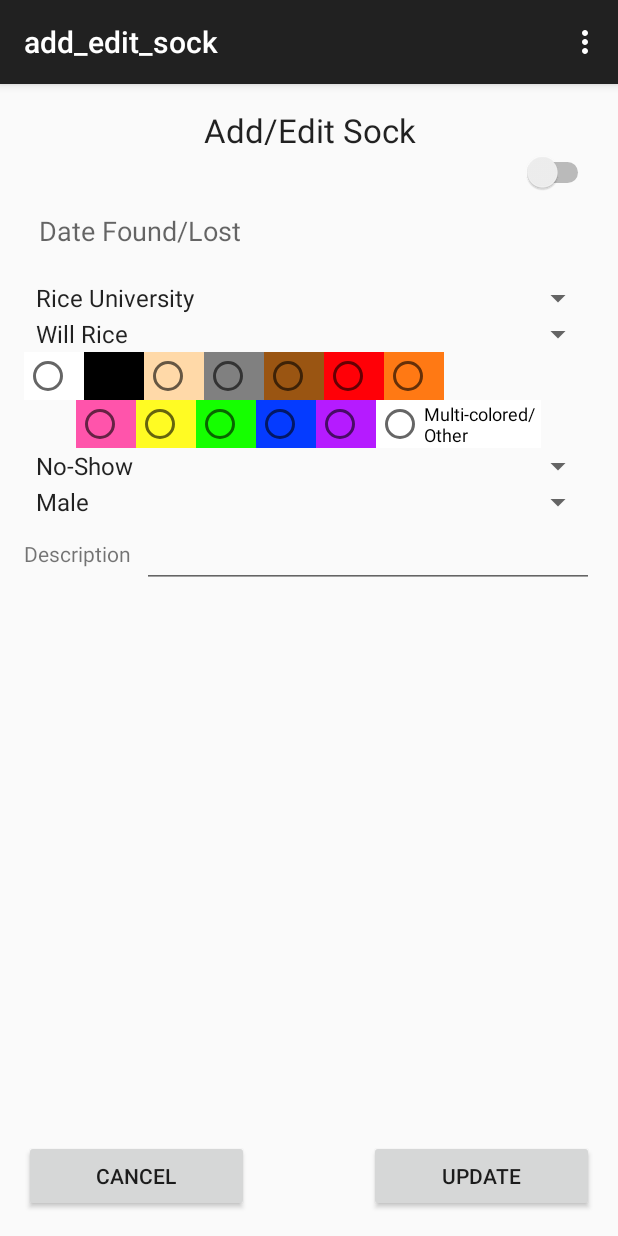
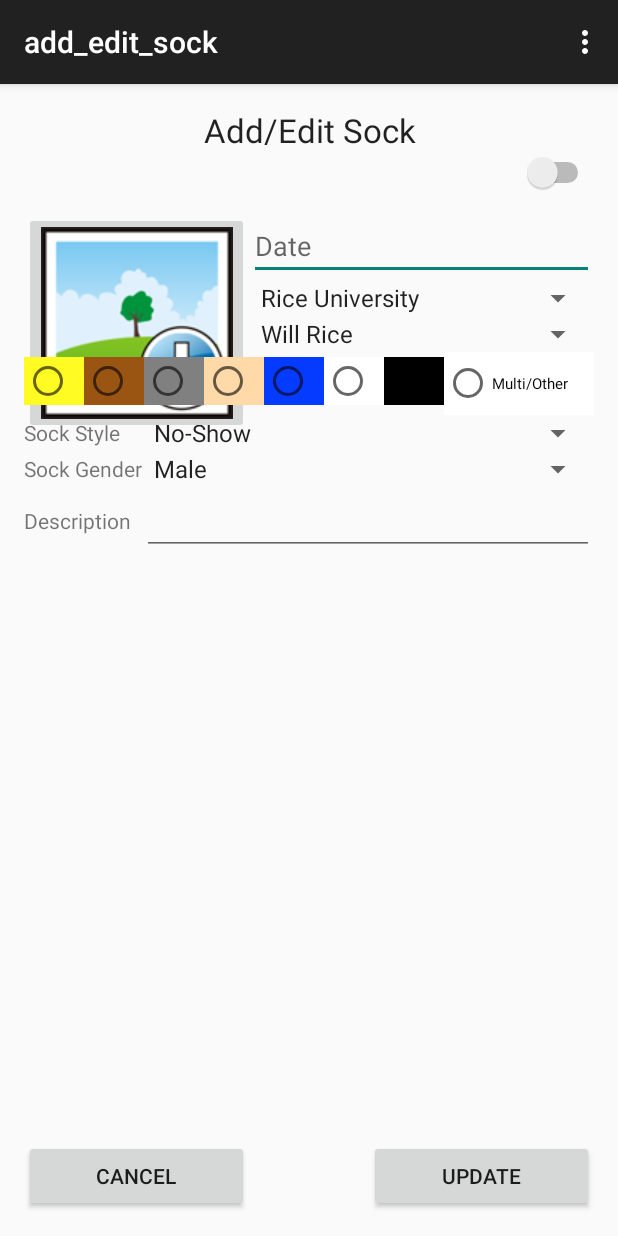
Before and after one commit to ase1/Missing-Sock, an Android app: the screen it shows after launch (add_edit_sock), on a phone screen of 412 x 824 dp. Run offline under Robolectric (Android 15) with nearby library versions, the phone set to English and light mode, and no system bars.

Commit message:
more stuff

```diff
--- /dev/null
+++ b/MissingSocks/android/app/src/main/java/com/aelsey/missingsocks/Sock.java
@@ -0,0 +1,29 @@
+package com.aelsey.missingsocks;
+
+/**
+ * Created by Roshni on 2/1/2015.
+ */
+public class Sock {
+
+    private CharSequence date;
+    private boolean lostFound;
+    private String university;
+    private String laundryroom;
+    private String color;
+    private String style;
+    private String gender;
+    private String description;
+
+    public Sock(CharSequence date, boolean lostFound, String university, String laundryroom,
+                String color, String style, String gender, String description) {
+        this.date = date;
+        this.lostFound = lostFound;
+        this.university = university;
+        this.laundryroom = laundryroom;
+        this.color = color;
+        this.style = style;
+        this.gender = gender;
+        this.description = description;
+    }
+
+}
--- a/MissingSocks/android/app/src/main/java/com/aelsey/missingsocks/add_edit_sock.java
+++ b/MissingSocks/android/app/src/main/java/com/aelsey/missingsocks/add_edit_sock.java
@@ -11,7 +11,14 @@ import android.view.View;
 import android.widget.Button;
 import android.widget.CheckBox;
 import android.widget.EditText;
+import android.widget.RadioButton;
+import android.widget.RadioGroup;
+import android.widget.Spinner;
+import android.widget.Switch;
 import android.widget.TextView;
+
+import org.json.JSONException;
+import org.json.JSONObject;
 
 
 public class add_edit_sock extends ActionBarActivity {
@@ -50,17 +57,58 @@ public class add_edit_sock extends ActionBarActivity {
     public void testClick(View v) {
         // The code to be executed on click
 
+        EditText date_obj = (EditText) findViewById(R.id.date);
+        CharSequence date_val = date_obj.getText();
+        System.out.println(date_val);
+
+        Switch switch_obj = (Switch) findViewById(R.id.lostfound);
+        Boolean switch_val = switch_obj.isChecked();
+        System.out.println(switch_val);
+
+        Spinner university_obj = (Spinner) findViewById(R.id.universities);
+        String university_val = university_obj.getSelectedItem().toString();
+        System.out.println(university_val);
+
+        Spinner laundryroom_obj = (Spinner) findViewById(R.id.laundryrooms);
+        String laundryroom_val = laundryroom_obj.getSelectedItem().toString();
+        System.out.println(laundryroom_val);
+
+        RadioGroup radio1_obj = (RadioGroup) findViewById(R.id.radiogroup);
+        int selectedId = radio1_obj.getCheckedRadioButtonId();
+        View radbutton=  findViewById(selectedId);
+        String radio1_longstring = radbutton.toString();
+        int idx = radio1_longstring.indexOf("id/");
+        String radio1_selected = radio1_longstring.substring(idx+3, radio1_longstring.length() - 1);
+        System.out.println(radio1_selected);
+
+        Spinner style_obj = (Spinner) findViewById(R.id.style_dropdown);
+        String style_val = style_obj.getSelectedItem().toString();
+        System.out.println(style_val);
+
+        Spinner gender_obj = (Spinner) findViewById(R.id.gender_dropdown);
+        String gender_val = gender_obj.getSelectedItem().toString();
+        System.out.println(gender_val);
+
+        EditText description_obj = (EditText) findViewById(R.id.description);
+        CharSequence description_val = description_obj.getText();
+        System.out.println(description_val);
 
 
-        EditText date_obj = (EditText) findViewById(R.id.date);
-        CharSequence date_val = date_obj.getText();
-        System.out.println("Hi");
-        if (date_val == null){
-            alertmessage("Blank Date"); System.out.println("if statement");
+        JSONObject jo = new JSONObject();
+        try {
+            jo.put("firstName", "John");
+            jo.put("lastName", "Doe");
+        }
+        catch (JSONException e) {
+            System.out.println("error json");
         }
 
+        /*if (date_val == null){
+            alertmessage("Blank Date");
+        }*/
+
     }
-    public void alertmessage(String message) {
+    /*public void alertmessage(String message) {
 
         AlertDialog.Builder alertDialogBuilder = new AlertDialog.Builder(
                 context);
@@ -85,5 +133,5 @@ public class add_edit_sock extends ActionBarActivity {
 
         // show it
         alertDialog.show();
-    }
+    }*/
 }
--- a/MissingSocks/android/app/src/main/res/layout/activity_add_edit_sock.xml
+++ b/MissingSocks/android/app/src/main/res/layout/activity_add_edit_sock.xml
@@ -23,24 +23,12 @@
         android:ems="10"
         android:id="@+id/date"
         android:layout_below="@+id/addeditsock"
-        android:layout_alignRight="@+id/addeditsock"
-        android:layout_alignEnd="@+id/addeditsock"
         android:layout_marginTop="40dp"
-        android:layout_toRightOf="@+id/lostfound"
-        android:layout_toEndOf="@+id/lostfound" />
-
-    <TextView
-        android:layout_width="wrap_content"
-        android:layout_height="wrap_content"
-        android:textAppearance="?android:attr/textAppearanceMedium"
-        android:text="Date Found/Lost"
-        android:id="@+id/date_label"
-        android:layout_marginLeft="10dp"
-        android:layout_alignTop="@+id/date"
-        android:layout_alignBottom="@+id/date"
-        android:layout_toLeftOf="@+id/date"
-        android:layout_toEndOf="@+id/imageButton"
-        android:layout_toRightOf="@+id/imageButton" />
+        android:layout_alignRight="@+id/universities"
+        android:layout_alignEnd="@+id/universities"
+        android:hint="Date"
+        android:layout_toRightOf="@+id/imageButton"
+        android:layout_toEndOf="@+id/imageButton" />
 
     <Spinner
         android:id="@+id/universities"
@@ -50,7 +38,9 @@
         android:prompt="@string/university"
         android:layout_below="@+id/date"
         android:layout_alignParentRight="true"
-        android:layout_alignParentEnd="true" />
+        android:layout_alignParentEnd="true"
+        android:layout_toEndOf="@+id/cancel_button"
+        android:layout_toRightOf="@+id/cancel_button" />
 
     <Spinner
         android:id="@+id/laundryrooms"
@@ -60,110 +50,9 @@
         android:prompt="@string/laundryrooms"
         android:layout_below="@+id/universities"
         android:layout_alignParentRight="true"
-        android:layout_alignParentEnd="true" />
-    <RadioGroup
-
-        android:id="@+id/radiogroup"
-        android:layout_width="match_parent"
-        android:layout_height="wrap_content"
-        android:orientation="horizontal"
-        android:layout_below="@+id/laundryrooms"
-        android:layout_alignRight="@+id/update_button"
-        android:layout_alignEnd="@+id/update_button">
-
-    <RadioButton
-        android:layout_width="40sp"
-        android:layout_height="wrap_content"
-        android:id="@+id/white"
-        android:background="#ffffffff" />
-
-    <RadioButton
-        android:layout_width="40sp"
-        android:layout_height="wrap_content"
-        android:id="@+id/black"
-        android:background="#ff000000"
-        android:layout_gravity="center_horizontal" />
-
-    <RadioButton
-        android:layout_width="40sp"
-        android:layout_height="wrap_content"
-        android:id="@+id/beige"
-        android:background="#ffffd9a8"/>
-
-    <RadioButton
-        android:layout_width="40sp"
-        android:layout_height="wrap_content"
-        android:id="@+id/gray"
-        android:background="#ff808080"/>
-
-    <RadioButton
-        android:layout_width="40sp"
-        android:layout_height="wrap_content"
-        android:id="@+id/brown"
-        android:background="#ff9a5512"/>
-
-    <RadioButton
-        android:layout_width="40sp"
-        android:layout_height="wrap_content"
-        android:id="@+id/red"
-        android:background="#ffff0007"/>
-
-    <RadioButton
-        android:layout_width="40sp"
-        android:layout_height="wrap_content"
-        android:id="@+id/orange"
-        android:background="#ffff7914"/>
-    </RadioGroup>
-
-    <RadioGroup
-
-        android:id="@+id/radiogroup2"
-        android:layout_width="match_parent"
-        android:layout_height="wrap_content"
-        android:gravity="center"
-        android:orientation="horizontal"
-        android:layout_below="@+id/radiogroup"
-        android:layout_alignParentLeft="true"
-        android:layout_alignParentStart="true">
-
-    <RadioButton
-        android:layout_width="40sp"
-        android:layout_height="wrap_content"
-        android:id="@+id/pink"
-        android:background="#ffff54ab" />
-
-    <RadioButton
-        android:layout_width="40sp"
-        android:layout_height="wrap_content"
-        android:id="@+id/yellow"
-        android:background="#fffffb23" />
-
-    <RadioButton
-        android:layout_width="40sp"
-        android:layout_height="wrap_content"
-        android:id="@+id/green"
-        android:background="#ff15ff00" />
-
-    <RadioButton
-        android:layout_width="40sp"
-        android:layout_height="wrap_content"
-        android:id="@+id/blue"
-        android:background="#ff053bff" />
-
-    <RadioButton
-        android:layout_width="40sp"
-        android:layout_height="wrap_content"
-        android:id="@+id/purple"
-        android:background="#ffb51bff" />
-
-    <RadioButton
-        android:layout_width="110sp"
-        android:layout_height="wrap_content"
-        android:id="@+id/other"
-        android:text="@string/multiother"
-        android:textSize="12sp"
-        android:background="#ffffff" />
-    </RadioGroup>
+        android:layout_alignParentEnd="true"
+        android:layout_alignLeft="@+id/universities"
+        android:layout_alignStart="@+id/universities" />
 
     <TextView
         android:layout_width="wrap_content"
@@ -172,12 +61,10 @@
         android:text="@string/gender_label"
         android:id="@+id/gender_label"
         android:gravity="center_vertical"
-        android:layout_alignTop="@+id/gender_dropdown"
+        android:layout_below="@+id/style_dropdown"
         android:layout_alignParentLeft="true"
         android:layout_alignParentStart="true"
-        android:layout_alignRight="@+id/yellow"
-        android:layout_alignEnd="@+id/yellow"
-        android:layout_above="@+id/style_dropdown" />
+        android:layout_above="@+id/description" />
 
     <Spinner
         android:id="@+id/gender_dropdown"
@@ -187,7 +74,9 @@
         android:prompt="@string/gender_label"
         android:layout_below="@+id/style_dropdown"
         android:layout_alignRight="@+id/update_button"
-        android:layout_alignEnd="@+id/update_button" />
+        android:layout_alignEnd="@+id/update_button"
+        android:layout_toRightOf="@+id/description"
+        android:layout_toEndOf="@+id/description" />
 
     <Spinner
         android:id="@+id/style_dropdown"
@@ -195,9 +84,11 @@
         android:layout_height="wrap_content"
         android:entries="@array/styles"
         android:prompt="@string/style_label"
-        android:layout_below="@+id/radiogroup2"
+        android:layout_below="@+id/radiogroup"
         android:layout_alignRight="@+id/update_button"
-        android:layout_alignEnd="@+id/update_button" />
+        android:layout_alignEnd="@+id/update_button"
+        android:layout_toEndOf="@+id/gender_label"
+        android:layout_toRightOf="@+id/gender_label" />
 
     <TextView
         android:layout_width="wrap_content"
@@ -206,12 +97,10 @@
         android:text="@string/style_label"
         android:id="@+id/style_label"
         android:gravity="center_vertical"
-        android:layout_alignBottom="@+id/style_dropdown"
+        android:layout_below="@+id/radiogroup"
         android:layout_alignParentLeft="true"
         android:layout_alignParentStart="true"
-        android:layout_below="@+id/gender_dropdown"
-        android:layout_toLeftOf="@+id/gender_dropdown"
-        android:layout_toStartOf="@+id/gender_dropdown" />
+        android:layout_alignBottom="@+id/style_dropdown" />
 
     <Switch
         android:layout_width="match_parent"
@@ -253,11 +142,11 @@
         android:id="@+id/imageButton"
         android:layout_alignParentLeft="true"
         android:layout_alignParentStart="true"
-        android:layout_alignTop="@+id/date_label"
-        android:layout_toLeftOf="@+id/universities"
         android:layout_toStartOf="@+id/universities"
         android:src="@drawable/insert_pic_icon"
-        android:layout_above="@+id/white" />
+        android:layout_alignTop="@+id/date"
+        android:layout_alignRight="@+id/gray"
+        android:layout_alignEnd="@+id/gray" />
 
     <Button
         android:layout_width="150dp"
@@ -265,8 +154,8 @@
         android:text="Cancel"
         android:id="@+id/cancel_button"
         android:layout_alignTop="@+id/update_button"
-        android:layout_toLeftOf="@+id/blue"
-        android:layout_toStartOf="@+id/blue" />
+        android:layout_alignLeft="@+id/yellow"
+        android:layout_alignStart="@+id/yellow" />
 
     <Button
         android:layout_width="150dp"
@@ -275,7 +164,89 @@
         android:id="@+id/update_button"
         android:onClick="testClick"
         android:layout_alignParentBottom="true"
-        android:layout_alignRight="@+id/radiogroup2"
-        android:layout_alignEnd="@+id/radiogroup2" />
+        android:layout_alignRight="@+id/descriptiontext"
+        android:layout_alignEnd="@+id/descriptiontext" />
 
+    <RadioGroup
+
+        android:id="@+id/radiogroup"
+        android:layout_width="match_parent"
+        android:layout_height="wrap_content"
+        android:orientation="horizontal"
+        android:layout_below="@+id/laundryrooms"
+        android:layout_alignParentRight="true"
+        android:layout_alignParentEnd="true">
+
+    <RadioButton
+        android:layout_width="40sp"
+        android:layout_height="wrap_content"
+        android:id="@+id/yellow"
+        android:background="#fffffb23"
+        android:layout_alignTop="@+id/pink"
+        android:layout_toRightOf="@+id/gray"
+        android:layout_toEndOf="@+id/gray" />
+
+    <RadioButton
+        android:layout_width="40sp"
+        android:layout_height="wrap_content"
+        android:id="@+id/brown"
+        android:background="#ff9a5512"
+        android:layout_alignTop="@+id/yellow"
+        android:layout_toLeftOf="@+id/gray"
+        android:layout_toStartOf="@+id/gray" />
+
+    <RadioButton
+        android:layout_width="40sp"
+        android:layout_height="wrap_content"
+        android:id="@+id/gray"
+        android:background="#ff808080"
+        android:layout_alignTop="@+id/yellow"
+        android:layout_centerHorizontal="true" />
+
+    <RadioButton
+        android:layout_width="40sp"
+        android:layout_height="wrap_content"
+        android:id="@+id/beige"
+        android:background="#ffffd9a8"
+        android:layout_alignTop="@+id/brown"
+        android:layout_toLeftOf="@+id/brown"
+        android:layout_toStartOf="@+id/brown" />
+
+    <RadioButton
+    android:layout_width="40sp"
+    android:layout_height="wrap_content"
+    android:id="@+id/blue"
+    android:background="#ff053bff" />
+
+
+    <RadioButton
+    android:layout_width="40sp"
+    android:layout_height="wrap_content"
+    android:id="@+id/white"
+    android:background="#ffffffff"
+    android:layout_alignTop="@+id/black"
+    android:layout_toLeftOf="@+id/black"
+    android:layout_toStartOf="@+id/black" />
+
+    <RadioButton
+    android:layout_width="40sp"
+    android:layout_height="wrap_content"
+    android:id="@+id/black"
+    android:background="#ff000000"
+    android:layout_alignTop="@+id/beige"
+    android:layout_toLeftOf="@+id/beige"
+    android:layout_toStartOf="@+id/beige" />
+
+    <RadioButton
+    android:layout_width="match_parent"
+    android:layout_height="42dp"
+    android:id="@+id/multicolored_other"
+    android:background="#ffffff"
+    android:text="Multi/Other"
+    android:textSize="10dp"
+    android:layout_alignTop="@+id/black"
+    android:layout_toLeftOf="@+id/black"
+    android:layout_toStartOf="@+id/black" />
+
+    </RadioGroup>
 </RelativeLayout>
```
